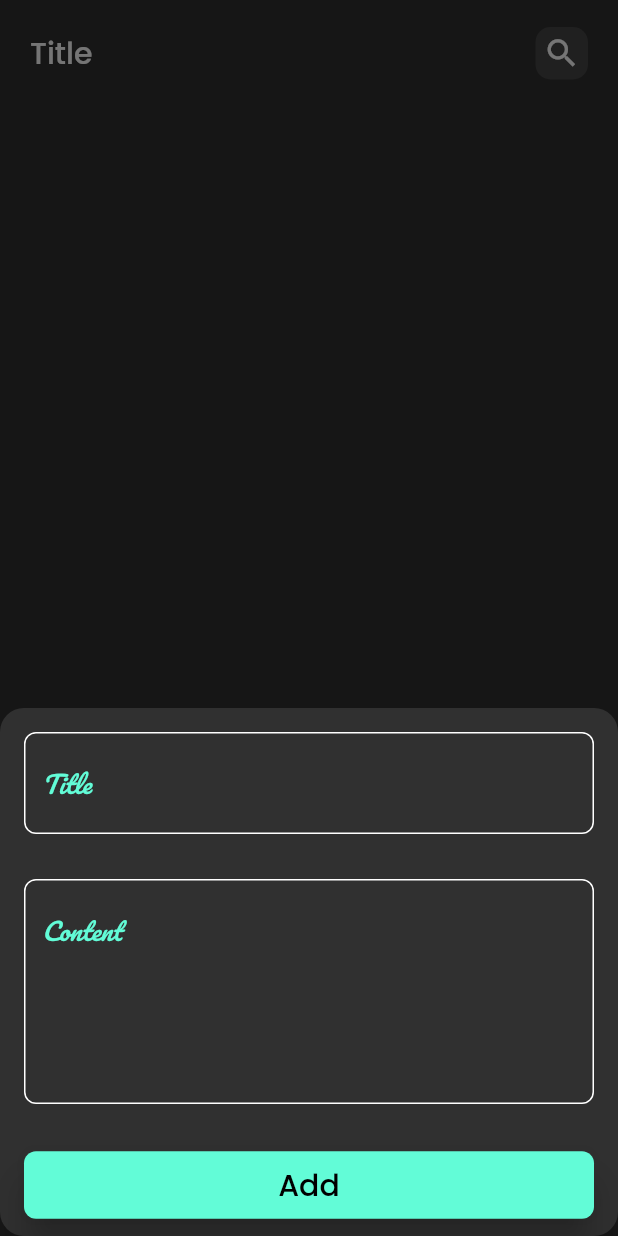
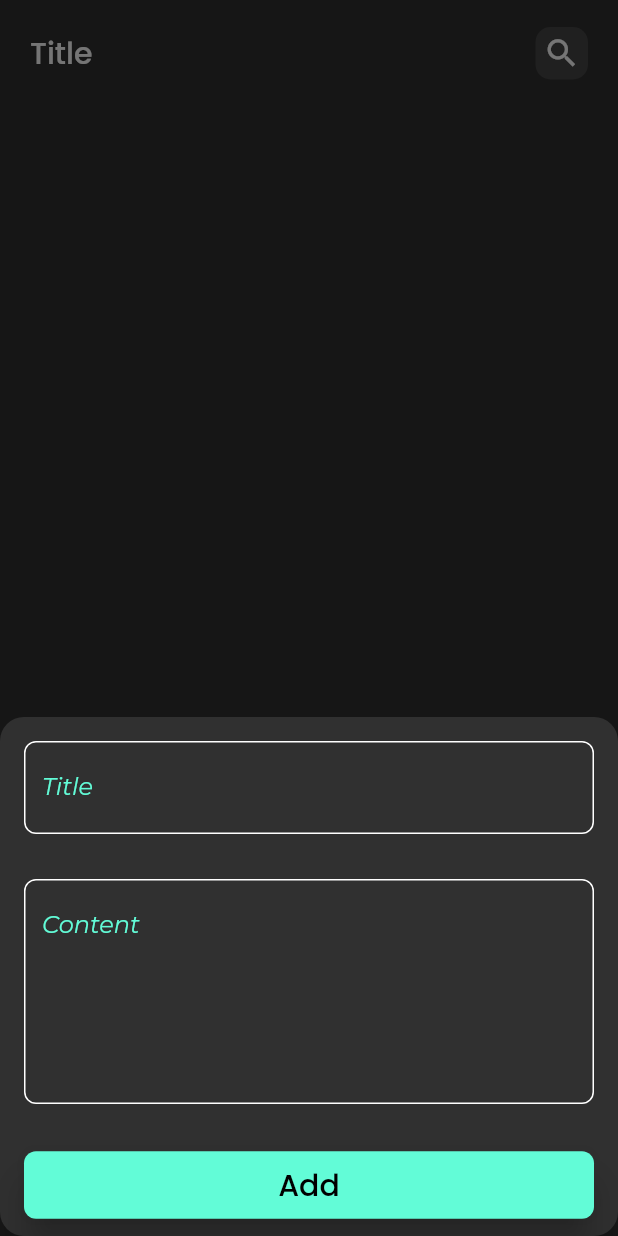
Before and after one commit to MohamedAbdelmaboud/NotesApp, a Flutter app: the screen it shows after launch, after a tap on the "add" icon, on a phone screen of 412 x 824 dp. Run offline on Flutter 3.47's test engine with Material 2 defaults, Android fonts, the phone set to English and light mode, and no system bars; our stand-ins replace flutter_bloc, flutter_spinkit, font_awesome_flutter, google_fonts, hive, hive_flutter; accounts and stored records are empty.

Commit message:
edit note done !

```diff
--- a/lib/models/note_model.dart
+++ b/lib/models/note_model.dart
@@ -6,13 +6,13 @@ part 'note_model.g.dart';
 class NoteModel extends HiveObject {
   //Field numbers can be in the range 0-255.
   @HiveField(0)
-  final String title;
+   String title;
   @HiveField(1)
-  final String content;
+   String content;
   @HiveField(2)
-  final String date;
+  final String date; // can't be changed
   @HiveField(3)
-  final int color;
+   int color;
 
   NoteModel(
       {required this.title,
--- a/lib/views/edit_note_view.dart
+++ b/lib/views/edit_note_view.dart
@@ -8,7 +8,7 @@ class EditNoteView extends StatelessWidget {
 
   @override
   Widget build(BuildContext context) {
-    var noteModel = ModalRoute.of(context)!.settings.arguments as NoteModel;
+    NoteModel noteModel = ModalRoute.of(context)!.settings.arguments as NoteModel;
     return Scaffold(
       body: EditViewBody(
         noteModel: noteModel,
--- a/lib/widgets/custom_text_field.dart
+++ b/lib/widgets/custom_text_field.dart
@@ -4,16 +4,15 @@ import 'package:notes_app/constants.dart';
 
 class CustomTextField extends StatelessWidget {
   const CustomTextField(
-      {super.key,
-      this.maxLines = 1,
-      required this.hintText,
-       this.onSaved});
+      {super.key, this.maxLines = 1, required this.hintText, this.onSaved, this.onChanged});
   final void Function(String?)? onSaved;
+ final void Function(String)? onChanged;
   final int maxLines;
   final String hintText;
   @override
   Widget build(BuildContext context) {
     return TextFormField(
+      onChanged: onChanged,
       onSaved: onSaved,
       validator: (value) {
         if (value?.isEmpty ?? true) {
@@ -25,7 +24,7 @@ class CustomTextField extends StatelessWidget {
       maxLines: maxLines,
       cursorColor: primaryColor,
       decoration: InputDecoration(
-        hintStyle: GoogleFonts.pacifico(
+        hintStyle: GoogleFonts.montserrat(
             fontSize: 16, color: primaryColor, fontStyle: FontStyle.italic),
         hintText: hintText,
         border: buildBorder(),
--- a/lib/widgets/note_item.dart
+++ b/lib/widgets/note_item.dart
@@ -28,7 +28,7 @@ class NoteItem extends StatelessWidget {
           crossAxisAlignment: CrossAxisAlignment.end,
           children: [
             ListTile(
-              title: CustomText(noteModel.title, fontSize: 26),
+              title: CustomText(noteModel.title, fontSize: 20),
               subtitle: Padding(
                 padding: const EdgeInsets.symmetric(vertical: 10.0),
                 child: CustomText(
```
Also changed, not shown: lib/widgets/edit_view_body.dart (+18 -5 lines).
